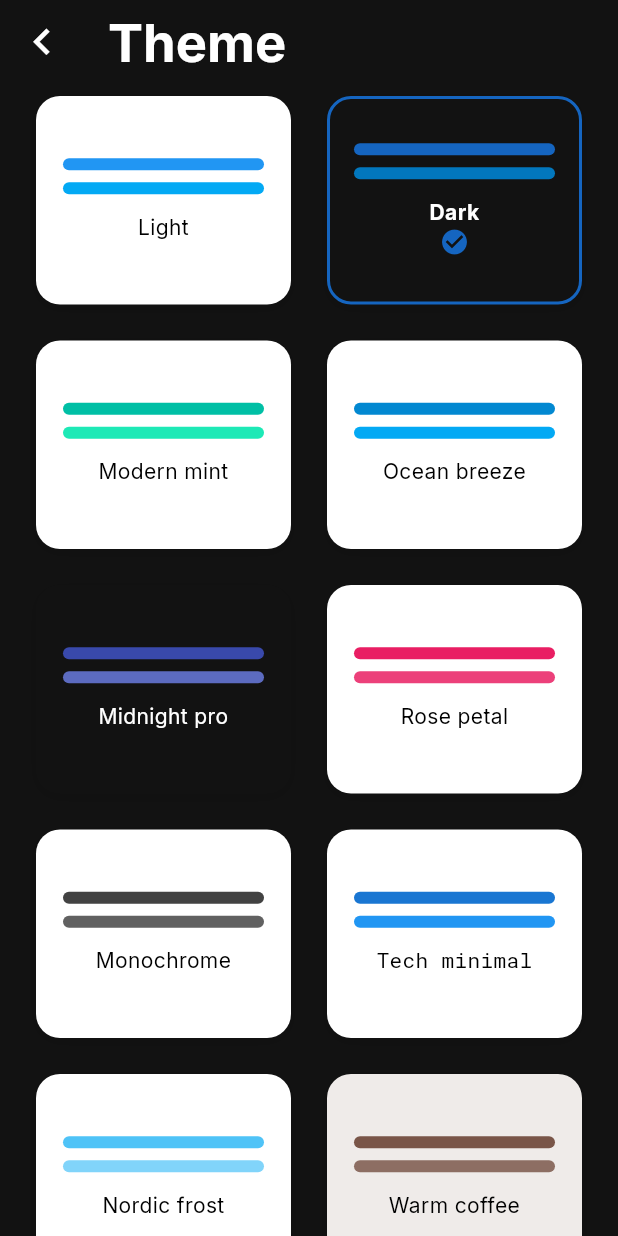
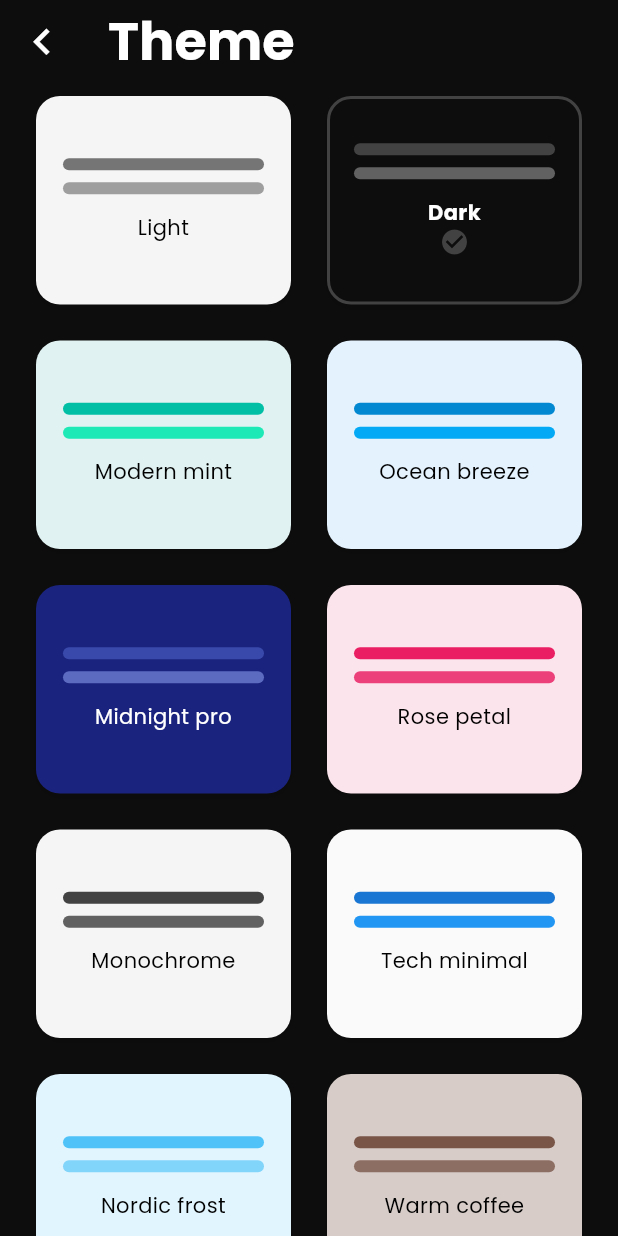
Before and after one commit to seasmoffi-gif/AnimeciX-app, a Flutter app: the SettingsScreen screen opened directly, after a tap on "Theme", on a phone screen of 412 x 824 dp. Run offline on Flutter 3.47's test engine with Material 3 defaults, Android fonts, the phone set to English and light mode, and no system bars; our stand-ins replace better_player, crystal_navigation_bar, google_fonts, hive, hive_flutter, shimmer; accounts and stored records are empty; network calls fail.

Commit message:
Theme improvments

```diff
--- a/lib/data/theme/theme_manager.dart
+++ b/lib/data/theme/theme_manager.dart
@@ -14,7 +14,6 @@ enum ThemeType {
   warmCoffee,
   ultraViolet,
   neoTokyo,
-  // New themes
   emeraldForest,
   sunsetGold,
   digitalLavender,
@@ -37,288 +36,158 @@ class ThemeManager {
   }
 
   static ThemeData getTheme(ThemeType themeType) {
+    final textTheme = GoogleFonts.poppinsTextTheme();
+
+    return _createThemeData(
+      colorScheme: _getColorScheme(themeType),
+      textTheme: textTheme,
+    );
+  }
+
+  static ThemeData _createThemeData({required ColorScheme colorScheme, required TextTheme textTheme}) {
+    return ThemeData(
+      useMaterial3: true,
+      colorScheme: colorScheme,
+      textTheme: textTheme.apply(
+        bodyColor: colorScheme.onSurface,
+        displayColor: colorScheme.onSurface,
+      ),
+    );
+  }
+
+  static ColorScheme _getColorScheme(ThemeType themeType) {
     switch (themeType) {
       case ThemeType.light:
-        return ThemeData(
-          useMaterial3: true,
-          colorScheme: ColorScheme.light(
-            primary: Color(0xFF2196F3),
-            secondary: Color(0xFF03A9F4),
-            surface: Colors.white,
-            background: Color(0xFFF5F5F5),
-          ),
-          textTheme: GoogleFonts.interTextTheme(),
+        return ColorScheme.light(
+          primary: Color(0xFF757575), // Neutral gray
+          secondary: Color(0xFF9E9E9E), // Lighter gray
+          surface: Color(0xFFF5F5F5),
+          onSurface: Colors.black87,
+          onPrimary: Colors.white,
+          onSecondary: Colors.white,
         );
-
-      case ThemeType.dark:
-        return ThemeData(
-          useMaterial3: true,
-          colorScheme: ColorScheme.dark(
-            primary: Color(0xFF1565C0),
-            secondary: Color(0xFF0277BD),
-            surface: Color(0xFF121212),
-            background: Color(0xFF000000),
-          ),
-          textTheme: GoogleFonts.interTextTheme().apply(
-            bodyColor: Colors.white,
-            displayColor: Colors.white,
-          ),
+       case ThemeType.dark:
+        return ColorScheme.dark(
+          primary: Color(0xFF424242), // Dark neutral
+          secondary: Color(0xFF616161), // Slightly lighter dark gray
+          surface: Color.fromARGB(255, 13, 13, 13),
+          onSurface: Colors.white,
+          onPrimary: Colors.black,
+          onSecondary: Colors.black,
         );
-
       case ThemeType.modernMint:
-        return ThemeData(
-          useMaterial3: true,
-          colorScheme: ColorScheme.light(
-            primary: Color(0xFF00BFA5),
-            secondary: Color(0xFF1DE9B6),
-            tertiary: Color(0xFF64FFDA),
-            surface: Colors.white,
-            background: Color(0xFFF5F5F5),
-          ),
-          textTheme: GoogleFonts.interTextTheme(),
+        return ColorScheme.light(
+          primary: Color(0xFF00BFA5),
+          secondary: Color(0xFF1DE9B6),
+          surface: Color(0xFFE0F2F1),
         );
-
       case ThemeType.oceanBreeze:
-        return ThemeData(
-          useMaterial3: true,
-          colorScheme: ColorScheme.light(
-            primary: Color(0xFF0288D1),
-            secondary: Color(0xFF03A9F4),
-            tertiary: Color(0xFF4FC3F7),
-            surface: Colors.white,
-            background: Color(0xFFF5F5F5),
-          ),
-          textTheme: GoogleFonts.interTextTheme(),
+        return ColorScheme.light(
+          primary: Color(0xFF0288D1),
+          secondary: Color(0xFF03A9F4),
+          surface: Color(0xFFE3F2FD),
         );
-
       case ThemeType.midnightPro:
-        return ThemeData(
-          useMaterial3: true,
-          colorScheme: ColorScheme.dark(
-            primary: Color(0xFF3949AB),
-            secondary: Color(0xFF5C6BC0),
-            tertiary: Color(0xFF7986CB),
-            surface: Color(0xFF121212),
-            background: Color(0xFF000000),
-          ),
-          textTheme: GoogleFonts.interTextTheme().apply(
-            bodyColor: Colors.white,
-            displayColor: Colors.white,
-          ),
+        return ColorScheme.dark(
+          primary: Color(0xFF3949AB),
+          secondary: Color(0xFF5C6BC0),
+          surface: Color(0xFF1A237E),
         );
-
       case ThemeType.rosePetal:
-        return ThemeData(
-          useMaterial3: true,
-          colorScheme: ColorScheme.light(
-            primary: Color(0xFFE91E63),
-            secondary: Color(0xFFEC407A),
-            tertiary: Color(0xFFF48FB1),
-            surface: Colors.white,
-            background: Color(0xFFFCE4EC),
-          ),
-          textTheme: GoogleFonts.interTextTheme(),
+        return ColorScheme.light(
+          primary: Color(0xFFE91E63),
+          secondary: Color(0xFFEC407A),
+          surface: Color(0xFFFCE4EC),
         );
-
       case ThemeType.monochrome:
-        return ThemeData(
-          useMaterial3: true,
-          colorScheme: ColorScheme.light(
-            primary: Color(0xFF424242),
-            secondary: Color(0xFF616161),
-            tertiary: Color(0xFF757575),
-            surface: Colors.white,
-            background: Color(0xFFF5F5F5),
-          ),
-          textTheme: GoogleFonts.interTextTheme(),
+        return ColorScheme.light(
+          primary: Color(0xFF424242),
+          secondary: Color(0xFF616161),
+          surface: Color(0xFFF5F5F5),
         );
-
       case ThemeType.techMinimal:
-        return ThemeData(
-          useMaterial3: true,
-          colorScheme: ColorScheme.light(
-            primary: Color(0xFF1976D2),
-            secondary: Color(0xFF2196F3),
-            tertiary: Color(0xFF64B5F6),
-            surface: Colors.white,
-            background: Color(0xFFFAFAFA),
-          ),
-          textTheme: GoogleFonts.robotoMonoTextTheme(),
+        return ColorScheme.light(
+          primary: Color(0xFF1976D2),
+          secondary: Color(0xFF2196F3),
+          surface: Color(0xFFFAFAFA),
         );
-
       case ThemeType.nordicFrost:
-        return ThemeData(
-          useMaterial3: true,
-          colorScheme: ColorScheme.light(
-            primary: Color(0xFF4FC3F7),
-            secondary: Color(0xFF81D4FA),
-            tertiary: Color(0xFFB3E5FC),
-            surface: Colors.white,
-            background: Color(0xFFF5F5F5),
-          ),
-          textTheme: GoogleFonts.interTextTheme(),
+        return ColorScheme.light(
+          primary: Color(0xFF4FC3F7),
+          secondary: Color(0xFF81D4FA),
+          surface: Color(0xFFE1F5FE),
         );
-
       case ThemeType.warmCoffee:
-        return ThemeData(
-          useMaterial3: true,
-          colorScheme: ColorScheme.light(
-            primary: Color(0xFF795548),
-            secondary: Color(0xFF8D6E63),
-            tertiary: Color(0xFFA1887F),
-            surface: Color(0xFFEFEBE9),
-            background: Color(0xFFD7CCC8),
-          ),
-          textTheme: GoogleFonts.interTextTheme(),
+        return ColorScheme.light(
+          primary: Color(0xFF795548),
+          secondary: Color(0xFF8D6E63),
+          surface: Color(0xFFD7CCC8),
         );
-
       case ThemeType.ultraViolet:
-        return ThemeData(
-          useMaterial3: true,
-          colorScheme: ColorScheme.light(
-            primary: Color(0xFF6200EA),
-            secondary: Color(0xFF7C4DFF),
-            tertiary: Color(0xFFB388FF),
-            surface: Colors.white,
-            background: Color(0xFFF3E5F5),
-          ),
-          textTheme: GoogleFonts.interTextTheme(),
+        return ColorScheme.light(
+          primary: Color(0xFF6200EA),
+          secondary: Color(0xFF7C4DFF),
+          surface: Color(0xFFEDE7F6),
         );
-
       case ThemeType.neoTokyo:
-        return ThemeData(
-          useMaterial3: true,
-          colorScheme: ColorScheme.dark(
-            primary: Color(0xFFE91E63),
-            secondary: Color(0xFF00BCD4),
-            tertiary: Color(0xFFFFEB3B),
-            surface: Color(0xFF121212),
-            background: Color(0xFF000000),
-          ),
-          textTheme: GoogleFonts.cabinCondensedTextTheme().apply(
-            bodyColor: Colors.white,
-            displayColor: Colors.white,
-          ),
+        return ColorScheme.dark(
+          primary: Color(0xFFE91E63),
+          secondary: Color(0xFF00BCD4),
+          surface: Color(0xFF2C2C2C),
         );
-
-      // New Themes
       case ThemeType.emeraldForest:
-        return ThemeData(
-          useMaterial3: true,
-          colorScheme: ColorScheme.light(
-            primary: Color(0xFF2E7D32),
-            secondary: Color(0xFF388E3C),
-            tertiary: Color(0xFF43A047),
-            surface: Colors.white,
-            background: Color(0xFFE8F5E9),
-          ),
-          textTheme: GoogleFonts.interTextTheme(),
+        return ColorScheme.light(
+          primary: Color(0xFF2E7D32),
+          secondary: Color(0xFF388E3C),
+          surface: Color(0xFFE8F5E9),
         );
-
       case ThemeType.sunsetGold:
-        return ThemeData(
-          useMaterial3: true,
-          colorScheme: ColorScheme.light(
-            primary: Color(0xFFFF6F00),
-            secondary: Color(0xFFFF8F00),
-            tertiary: Color(0xFFFFA000),
-            surface: Colors.white,
-            background: Color(0xFFFFF3E0),
-          ),
-          textTheme: GoogleFonts.interTextTheme(),
+        return ColorScheme.light(
+          primary: Color(0xFFFF6F00),
+          secondary: Color(0xFFFF8F00),
+          surface: Color(0xFFFFF3E0),
         );
-
       case ThemeType.digitalLavender:
-        return ThemeData(
-          useMaterial3: true,
-          colorScheme: ColorScheme.light(
-            primary: Color(0xFF7B1FA2),
-            secondary: Color(0xFF9C27B0),
-            tertiary: Color(0xFFAB47BC),
-            surface: Colors.white,
-            background: Color(0xFFF3E5F5),
-          ),
-          textTheme: GoogleFonts.interTextTheme(),
+        return ColorScheme.light(
+          primary: Color(0xFF7B1FA2),
+          secondary: Color(0xFF9C27B0),
+          surface: Color(0xFFF3E5F5),
         );
-
       case ThemeType.materialGrey:
-        return ThemeData(
-          useMaterial3: true,
-          colorScheme: ColorScheme.light(
-            primary: Color(0xFF455A64),
-            secondary: Color(0xFF546E7A),
-            tertiary: Color(0xFF607D8B),
-            surface: Colors.white,
-            background: Color(0xFFECEFF1),
-          ),
-          textTheme: GoogleFonts.interTextTheme(),
+        return ColorScheme.light(
+          primary: Color(0xFF455A64),
+          secondary: Color(0xFF546E7A),
+          surface: Color(0xFFECEFF1),
         );
-
       case ThemeType.nightBlue:
-        return ThemeData(
-          useMaterial3: true,
-          colorScheme: ColorScheme.dark(
-            primary: Color(0xFF1A237E),
-            secondary: Color(0xFF283593),
-            tertiary: Color(0xFF303F9F),
-            surface: Color(0xFF121212),
-            background: Color(0xFF000000),
-          ),
-          textTheme: GoogleFonts.interTextTheme().apply(
-            bodyColor: Colors.white,
-            displayColor: Colors.white,
-          ),
+        return ColorScheme.dark(
+          primary: Color(0xFF1A237E),
+          secondary: Color(0xFF283593),
+          surface: Color(0xFF0D47A1),
         );
-
       case ThemeType.forestMoss:
-        return ThemeData(
-          useMaterial3: true,
-          colorScheme: ColorScheme.light(
-            primary: Color(0xFF33691E),
-            secondary: Color(0xFF558B2F),
-            tertiary: Color(0xFF689F38),
-            surface: Colors.white,
-            background: Color(0xFFF1F8E9),
-          ),
-          textTheme: GoogleFonts.interTextTheme(),
+        return ColorScheme.light(
+          primary: Color(0xFF33691E),
+          secondary: Color(0xFF558B2F),
+          surface: Color(0xFFE8F5E9),
         );
-
       case ThemeType.desertSand:
-        return ThemeData(
-          useMaterial3: true,
-          colorScheme: ColorScheme.light(
-            primary: Color(0xFFBF360C),
-            secondary: Color(0xFFD84315),
-            tertiary: Color(0xFFE64A19),
-            surface: Color(0xFFFBE9E7),
-            background: Color(0xFFFBE9E7),
-          ),
-          textTheme: GoogleFonts.interTextTheme(),
+        return ColorScheme.light(
+          primary: Color(0xFFBF360C),
+          secondary: Color(0xFFD84315),
+          surface: Color(0xFFFFF8E1),
         );
-
       case ThemeType.arcticIce:
-        return ThemeData(
-          useMaterial3: true,
-          colorScheme: ColorScheme.light(
-            primary: Color(0xFF00ACC1),
-            secondary: Color(0xFF00BCD4),
-            tertiary: Color(0xFF26C6DA),
-            surface: Colors.white,
-            background: Color(0xFFE0F7FA),
-          ),
-          textTheme: GoogleFonts.interTextTheme(),
+        return ColorScheme.light(
+          primary: Color(0xFF00ACC1),
+          secondary: Color(0xFF00BCD4),
+          surface: Color(0xFFE0F7FA),
         );
-
       default:
-        return ThemeData(
-          useMaterial3: true,
-          colorScheme: ColorScheme.light(
-            primary: Color(0xFF2196F3),
-            secondary: Color(0xFF03A9F4),
-            surface: Colors.white,
-            background: Color(0xFFF5F5F5),
-          ),
-          textTheme: GoogleFonts.interTextTheme(),
+        return ColorScheme.light(
+          primary: Color(0xFF2196F3),
+          secondary: Color(0xFF03A9F4),
+          surface: Colors.white,
         );
     }
   }
--- a/lib/screens/main/details/details_screen.dart
+++ b/lib/screens/main/details/details_screen.dart
@@ -70,26 +70,28 @@ class _DetailsScreenState extends State<DetailsScreen> {
     return Padding(
       padding: const EdgeInsets.only(top: 85.0),
       child: Stack(
+        alignment: Alignment.bottomCenter,
         children: [
           ShaderMask(
             shaderCallback: (rect) => LinearGradient(
               begin: Alignment.bottomCenter,
-              end: Alignment.topCenter,
+              end: Alignment.center,
               colors: [
-                const Color.fromARGB(255, 44, 41, 41),
-                Colors.black.withOpacity(0.2),
-                const Color.fromARGB(0, 178, 30, 30),
+                Theme.of(context).colorScheme.primary,
+                Theme.of(context).colorScheme.primary.withOpacity(0.15),
               ],
             ).createShader(rect),
             blendMode: BlendMode.srcATop,
             child: Hero(
               tag: 'poster-${widget.id}-${widget.tag}',
-              child: Center(
+              child: Container(
+                margin: EdgeInsets.only(bottom: 60),
                 child: ClipRRect(
                   borderRadius: BorderRadius.circular(20),
                   child: Image.network(
                     widget.image,
                     fit: BoxFit.cover,
+                    height: MediaQuery.of(context).size.width,
                     errorBuilder: (_, __, ___) => Container(
                       height: 400,
                       color: Colors.grey[300],
@@ -110,15 +112,8 @@ class _DetailsScreenState extends State<DetailsScreen> {
               child: Text(
                 widget.title,
                 style: Theme.of(context).textTheme.headlineLarge?.copyWith(
-                  color: Colors.white,
-                  shadows: [
-                    BoxShadow(
-                      color: Theme.of(context).shadowColor,
-                      offset: Offset(1, 2),
-                      blurRadius: 10,
-                    )
-                  ],
-                ),
+                      fontWeight: FontWeight.bold,
+                    ),
               ),
             ),
           ),
@@ -176,10 +171,7 @@ class _DetailsScreenState extends State<DetailsScreen> {
           ],
         ),
         const SizedBox(height: 16),
-        Text(
-          'Details',
-          style: themeData.textTheme.headlineMedium,
-        ),
+        Text('Details', style: themeData.textTheme.headlineMedium),
         const SizedBox(height: 8),
         ValueListenableBuilder<bool>(
           valueListenable: _isDescriptionExpanded,
@@ -251,7 +243,7 @@ class _DetailsScreenState extends State<DetailsScreen> {
     ThemeData themeData = Theme.of(context);
     return Scaffold(
       extendBody: true,
-      backgroundColor: themeData.appBarTheme.backgroundColor,
+      backgroundColor: themeData.colorScheme.primary,
       body: FutureBuilder<AnimeInfo?>(
         future: fetchData(),
         builder: (context, snapshot) {
@@ -267,7 +259,10 @@ class _DetailsScreenState extends State<DetailsScreen> {
                 expandedHeight: screenHeight * 0.6,
                 leading: IconButton(
                   onPressed: () => Navigator.pop(context),
-                  icon: Icon(Icons.navigate_before, size: 40, color: Theme.of(context).colorScheme.secondary,),
+                  icon: Icon(
+                    Icons.navigate_before,
+                    size: 40,
+                  ),
                 ),
                 flexibleSpace: FlexibleSpaceBar(
                   background: _buildHeaderSection(),
@@ -287,7 +282,7 @@ class _DetailsScreenState extends State<DetailsScreen> {
                   padding:
                       const EdgeInsets.symmetric(horizontal: 15, vertical: 10),
                   decoration: BoxDecoration(
-                    color: themeData.colorScheme.primary.withOpacity(0.5),
+                    color: themeData.scaffoldBackgroundColor,
                     borderRadius: const BorderRadius.only(
                       topLeft: Radius.circular(50),
                       topRight: Radius.circular(50),
--- a/lib/screens/main/settings/settings_screen.dart
+++ b/lib/screens/main/settings/settings_screen.dart
@@ -15,7 +15,6 @@ class _SettingsScreenState extends State<SettingsScreen> {
     return Scaffold(
       extendBody: true,
       appBar: AppBar(
-
         backgroundColor: Colors.transparent,
         toolbarHeight: 200,
         title: Text(
@@ -27,10 +26,17 @@ class _SettingsScreenState extends State<SettingsScreen> {
         children: [
           ListTile(
             tileColor: Colors.transparent,
-            leading: Icon(Icons.color_lens, size: 35, color: Theme.of(context).iconTheme.color,),
+            leading: Icon(
+              Icons.color_lens,
+              size: 35,
+              color: Theme.of(context).colorScheme.primary,
+            ),
             title: Text("Theme", style: TextStyle(fontSize: 20)),
             subtitle: Text("Change the app theme"),
-            trailing: Icon(Icons.navigate_next, size: 35, color: Theme.of(context).iconTheme.color,),
+            trailing: Icon(
+              Icons.navigate_next,
+              size: 35,
+            ),
             onTap: () => Navigator.push(
               context,
               ModalBottomSheetRoute(
@@ -43,18 +49,26 @@ class _SettingsScreenState extends State<SettingsScreen> {
           ),
           ListTile(
             tileColor: Colors.transparent,
-            leading: Icon(Icons.info, size: 35, color: Theme.of(context).iconTheme.color,),
+            leading: Icon(
+              Icons.info,
+              size: 35,
+              color: Theme.of(context).colorScheme.primary,
+            ),
             title: Text("About", style: TextStyle(fontSize: 20)),
             subtitle: Text("Information about the developer"),
-            trailing: Icon(Icons.navigate_next, size: 35, color: Theme.of(context).iconTheme.color,),
+            trailing: Icon(
+              Icons.navigate_next,
+              size: 35,
+            ),
             onTap: () => Navigator.push(
               context,
               ModalBottomSheetRoute(
-                  builder: (context) => AboutScreen(),
-                  isScrollControlled: true,
-                  isDismissible: true,
-                  enableDrag: true,
-                  useSafeArea: true),
+                builder: (context) => AboutScreen(),
+                isScrollControlled: true,
+                isDismissible: true,
+                enableDrag: true,
+                useSafeArea: true,
+              ),
             ),
           ),
         ],
--- a/lib/widgets/anime_card.dart
+++ b/lib/widgets/anime_card.dart
@@ -10,12 +10,10 @@ class AnimeCard extends StatelessWidget {
   static const EdgeInsets _cardMargin = EdgeInsets.only(right: 12);
   static const EdgeInsets _chipPadding = EdgeInsets.symmetric(horizontal: 6, vertical: 3);
   static const TextStyle _titleStyle = TextStyle(
-    color: Colors.white,
     fontSize: 16,
     fontWeight: FontWeight.bold,
   );
   static const TextStyle _typeStyle = TextStyle(
-    color: Colors.white,
     fontSize: 12,
     fontWeight: FontWeight.bold,
   );
@@ -147,7 +145,7 @@ class AnimeCard extends StatelessWidget {
       child: Container(
         padding: _chipPadding,
         decoration: BoxDecoration(
-          color: Theme.of(context).colorScheme.secondary,
+          color: Theme.of(context).colorScheme.primary,
           borderRadius: BorderRadius.circular(8),
         ),
         child: Row(
@@ -155,7 +153,6 @@ class AnimeCard extends StatelessWidget {
           children: [
             const Icon(
               Icons.play_arrow_rounded,
-              color: Colors.white,
               size: 16,
             ),
             const SizedBox(width: 4),
--- a/lib/widgets/episodes_list.dart
+++ b/lib/widgets/episodes_list.dart
@@ -123,7 +123,6 @@ class _EpisodesListState extends State<EpisodesList> {
       crossAxisAlignment: CrossAxisAlignment.start,
       children: [
         _buildHeader(),
-        const SizedBox(height: 16),
         ValueListenableBuilder<bool>(
           valueListenable: _isLoading,
           builder: (context, isLoading, _) {
@@ -221,16 +220,15 @@ class _EpisodesListState extends State<EpisodesList> {
   }
 
   Widget _buildEpisodeTile(Episode episode) {
+    ThemeData themeData = Theme.of(context);
     return Container(
       margin: const EdgeInsets.only(bottom: 15.0),
       decoration: BoxDecoration(
-        color: episode.isFiller
-            ? Theme.of(context).splashColor
-            : Theme.of(context).primaryColor,
         borderRadius: BorderRadius.circular(12.0),
+        color: themeData.colorScheme.primary,
         boxShadow: [
           BoxShadow(
-            color: Theme.of(context).shadowColor.withOpacity(0.3),
+            color: Theme.of(context).shadowColor,
             spreadRadius: 1,
             blurRadius: 2,
             offset: const Offset(0, 3),
@@ -241,23 +239,21 @@ class _EpisodesListState extends State<EpisodesList> {
         contentPadding: const EdgeInsets.symmetric(horizontal: 16),
         title: Text(
           "EP : ${episode.number}${episode.isFiller ? " : FILLER" : ""}",
-          style: const TextStyle(
-            color: Colors.white,
+          style: TextStyle(
             fontWeight: FontWeight.bold,
             fontSize: 16,
           ),
         ),
         subtitle: Text(
           episode.title,
-          style: const TextStyle(
-            color: Colors.white70,
+          style: TextStyle(
             fontSize: 14,
+            fontWeight: FontWeight.w500
           ),
         ),
         trailing: IconButton(
-          icon: const Icon(
+          icon: Icon(
             Icons.play_circle_fill,
-            color: Colors.white,
           ),
           onPressed: () => _navigateToStreamScreen(episode),
         ),
--- a/lib/widgets/favorite_button.dart
+++ b/lib/widgets/favorite_button.dart
@@ -70,7 +70,6 @@ class _FavoriteButtonState extends State<FavoriteButton> {
       onPressed: _toggleFavorite,
       icon: Icon(
         _isFavorite ? Icons.favorite : Icons.favorite_outline,
-        color: Theme.of(context).colorScheme.secondary,
       ),
     );
   }
```
